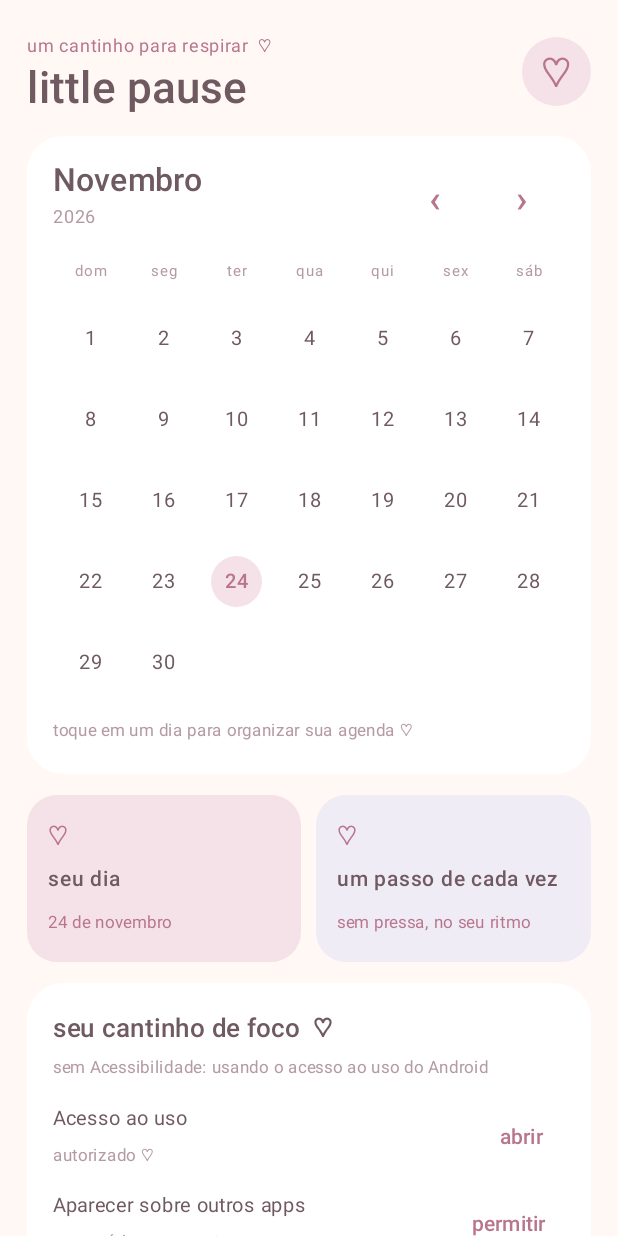
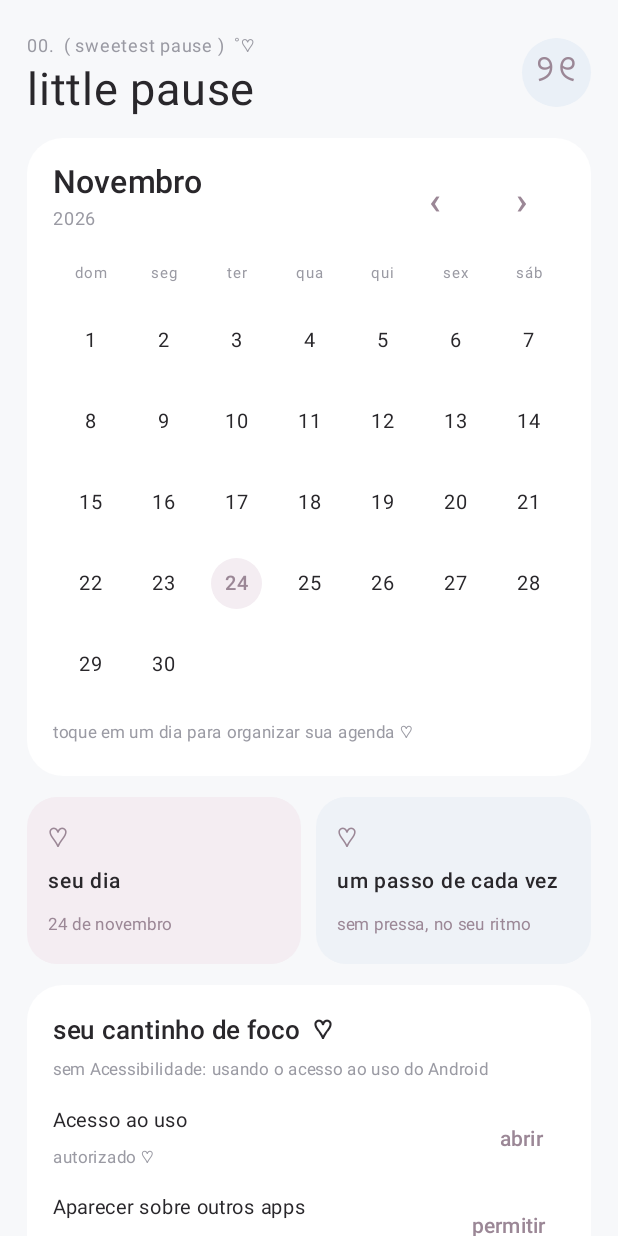
Before and after one commit to sorodeleite/little-pause, an Android app built with Jetpack Compose: the screen it shows after launch (MainActivity), on a phone screen of 412 x 824 dp. Run offline under Robolectric (Android 15) with nearby library versions, the phone set to English and light mode, and no system bars.

Commit message:
Refresh Little Pause with soft editorial palette

```diff
--- a/app/src/main/java/com/littlepause/MainActivity.kt
+++ b/app/src/main/java/com/littlepause/MainActivity.kt
@@ -33,13 +33,14 @@ import java.time.format.DateTimeFormatter
 import java.time.format.TextStyle
 import java.util.Locale
 
-private val Cream = Color(0xFFFFF8F5)
+private val Cream = Color(0xFFF7F8FA)
 private val Paper = Color(0xFFFFFFFF)
-private val Blush = Color(0xFFF5E2E8)
-private val Rose = Color(0xFFB8758D)
-private val Ink = Color(0xFF705A61)
-private val Lilac = Color(0xFFF0ECF6)
-private val Muted = Color(0xFFB49AA3)
+private val Blush = Color(0xFFF4EDF2)
+private val Rose = Color(0xFF9B8796)
+private val Ink = Color(0xFF29272B)
+private val Lilac = Color(0xFFEEF2F7)
+private val Muted = Color(0xFF9A9AA3)
+private val Mist = Color(0xFFEAF0F7)
 private val PtBr = Locale("pt", "BR")
 private data class PlannerTask(val id: Long, val title: String, val done: Boolean)
 private data class AppChoice(val packageName: String, val label: String)
@@ -96,14 +97,14 @@ private fun PlannerHome() {
             verticalAlignment = Alignment.CenterVertically
         ) {
             Column(Modifier.weight(1f)) {
-                Text("um cantinho para respirar  ♡", color = Rose, fontSize = 12.sp)
-                Text("little pause", color = Ink, fontSize = 29.sp, fontWeight = FontWeight.SemiBold)
+                Text("00.  ( sweetest pause )  ˚♡", color = Muted, fontSize = 12.sp)
+                Text("little pause", color = Ink, fontSize = 30.sp, fontWeight = FontWeight.Normal)
             }
             Box(
-                modifier = Modifier.size(46.dp).background(Blush, CircleShape),
+                modifier = Modifier.size(46.dp).background(Mist, CircleShape),
                 contentAlignment = Alignment.Center
             ) {
-                Text("♡", color = Rose, fontSize = 27.sp)
+                Text("୨୧", color = Rose, fontSize = 24.sp)
             }
         }
 
```
